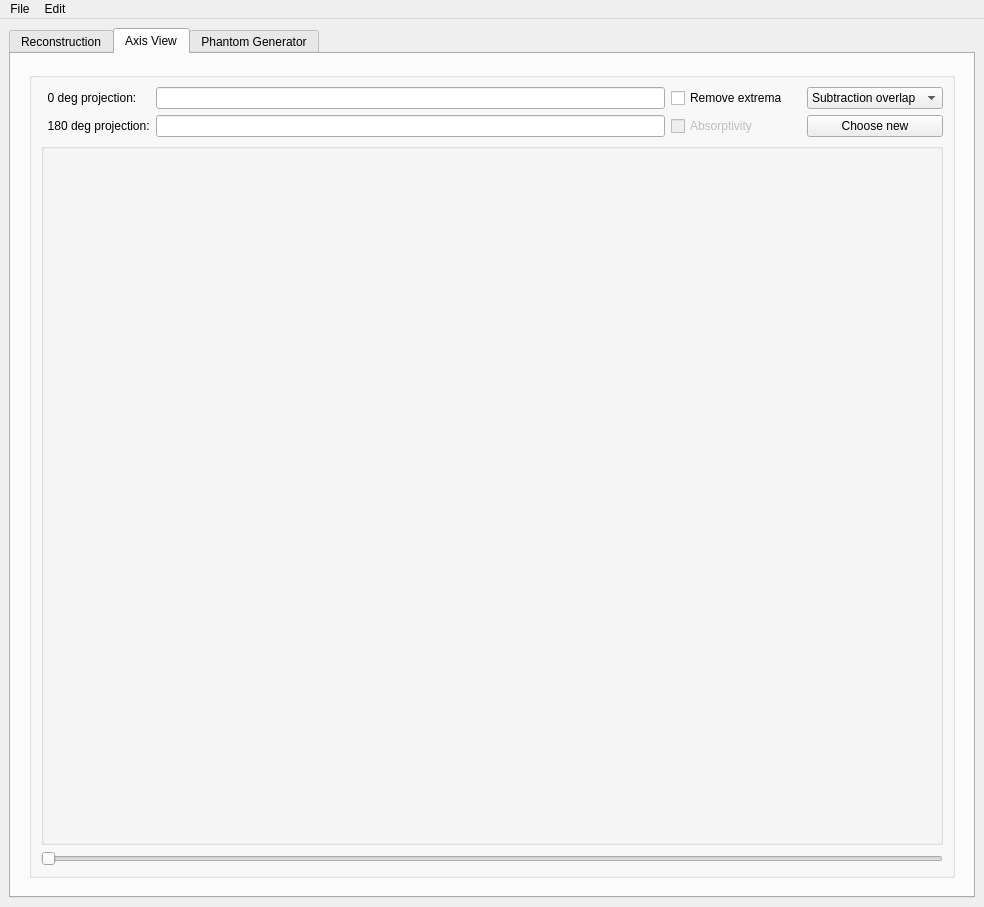
The window that unfoog/gui.ui (ufo-kit/tofu) describes before a commit, drawn with Qt 5.
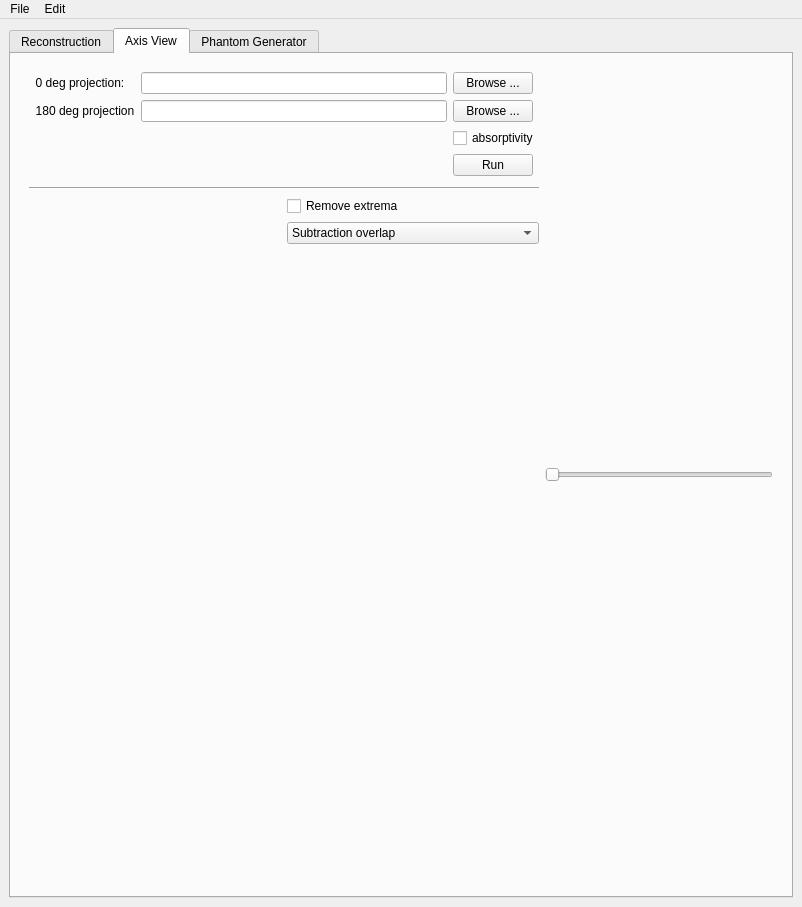
The same window after the commit. The open tabs and pages were chosen to show the change.

Commit message: Replace imagej with pyqtgraph

Diff of the .ui file:
```diff
--- a/unfoog/gui.ui
+++ b/unfoog/gui.ui
@@ -6,7 +6,7 @@
    <rect>
     <x>0</x>
     <y>0</y>
-    <width>984</width>
+    <width>802</width>
     <height>907</height>
    </rect>
   </property>
@@ -16,12 +16,6 @@
     <verstretch>0</verstretch>
    </sizepolicy>
   </property>
-  <property name="minimumSize">
-   <size>
-    <width>541</width>
-    <height>825</height>
-   </size>
-  </property>
   <property name="windowTitle">
    <string>Tomoviewer</string>
   </property>
@@ -50,6 +44,12 @@
         <verstretch>0</verstretch>
        </sizepolicy>
       </property>
+      <property name="minimumSize">
+       <size>
+        <width>530</width>
+        <height>0</height>
+       </size>
+      </property>
       <property name="font">
        <font>
         <stylestrategy>PreferDefault</stylestrategy>
@@ -863,45 +863,166 @@
        </attribute>
        <layout class="QVBoxLayout" name="verticalLayout_6">
         <item>
-         <widget class="QStackedWidget" name="stacked_widget">
-          <property name="sizePolicy">
-           <sizepolicy hsizetype="Expanding" vsizetype="Expanding">
-            <horstretch>0</horstretch>
-            <verstretch>0</verstretch>
-           </sizepolicy>
-          </property>
-          <property name="lineWidth">
-           <number>0</number>
-          </property>
-          <property name="midLineWidth">
-           <number>0</number>
-          </property>
-          <property name="currentIndex">
-           <number>1</number>
-          </property>
-          <widget class="QWidget" name="axis_opts">
-           <property name="sizePolicy">
-            <sizepolicy hsizetype="Expanding" vsizetype="Expanding">
-             <horstretch>0</horstretch>
-             <verstretch>0</verstretch>
-            </sizepolicy>
-           </property>
-           <property name="maximumSize">
-            <size>
-             <width>16777215</width>
-             <height>200</height>
-            </size>
-           </property>
-           <layout class="QHBoxLayout" name="horizontalLayout_4">
-            <item>
+         <widget class="QWidget" name="widget_2" native="true">
+          <layout class="QGridLayout" name="gridLayout_8">
+           <item row="0" column="1">
              <layout class="QGridLayout" name="axis_opts_grid">
               <property name="margin">
                <number>0</number>
               </property>
+             <item row="4" column="0" rowspan="3" colspan="3">
+              <widget class="QWidget" name="axis_options" native="true">
+               <layout class="QGridLayout" name="gridLayout_14">
+                <property name="margin">
+                 <number>0</number>
+                </property>
+                <property name="spacing">
+                 <number>0</number>
+                </property>
+                <item row="1" column="0">
+                 <layout class="QGridLayout" name="gridLayout_13">
+                  <property name="topMargin">
+                   <number>5</number>
+                  </property>
+                  <property name="spacing">
+                   <number>6</number>
+                  </property>
+                  <item row="3" column="1">
+                   <widget class="QCheckBox" name="extrema_checkbox">
+                    <property name="text">
+                     <string>Remove extrema</string>
+                    </property>
+                   </widget>
+                  </item>
+                  <item row="4" column="0">
+                   <widget class="QLabel" name="axis_num">
+                    <property name="sizePolicy">
+                     <sizepolicy hsizetype="Minimum" vsizetype="Fixed">
+                      <horstretch>0</horstretch>
+                      <verstretch>0</verstretch>
+                     </sizepolicy>
+                    </property>
+                    <property name="font">
+                     <font>
+                      <weight>75</weight>
+                      <bold>true</bold>
+                     </font>
+                    </property>
+                    <property name="text">
+                     <string/>
+                    </property>
+                   </widget>
+                  </item>
+                  <item row="2" column="0" colspan="2">
+                   <widget class="Line" name="line_4">
+                    <property name="sizePolicy">
+                     <sizepolicy hsizetype="Minimum" vsizetype="Fixed">
+                      <horstretch>0</horstretch>
+                      <verstretch>0</verstretch>
+                     </sizepolicy>
+                    </property>
+                    <property name="minimumSize">
+                     <size>
+                      <width>510</width>
+                      <height>0</height>
+                     </size>
+                    </property>
+                    <property name="lineWidth">
+                     <number>1</number>
+                    </property>
+                    <property name="orientation">
+                     <enum>Qt::Horizontal</enum>
+                    </property>
+                   </widget>
+                  </item>
+                  <item row="5" column="0">
+                   <widget class="QLabel" name="label_9">
+                    <property name="text">
+                     <string/>
+                    </property>
+                   </widget>
+                  </item>
+                  <item row="4" column="1">
+                   <widget class="QComboBox" name="overlap_opt">
+                    <property name="sizePolicy">
+                     <sizepolicy hsizetype="Minimum" vsizetype="Fixed">
+                      <horstretch>0</horstretch>
+                      <verstretch>0</verstretch>
+                     </sizepolicy>
+                    </property>
+                    <item>
+                     <property name="text">
+                      <string>Subtraction overlap</string>
+                     </property>
+                    </item>
+                    <item>
+                     <property name="text">
+                      <string>Addition overlap</string>
+                     </property>
+                    </item>
+                   </widget>
+                  </item>
+                  <item row="3" column="0">
+                   <widget class="QLabel" name="img_size">
+                    <property name="sizePolicy">
+                     <sizepolicy hsizetype="Minimum" vsizetype="Fixed">
+                      <horstretch>0</horstretch>
+                      <verstretch>0</verstretch>
+                     </sizepolicy>
+                    </property>
+                    <property name="text">
+                     <string/>
+                    </property>
+                   </widget>
+                  </item>
+                 </layout>
+                </item>
+               </layout>
+              </widget>
+             </item>
+             <item row="2" column="2">
+              <widget class="QCheckBox" name="absorptivity_checkbox">
+               <property name="sizePolicy">
+                <sizepolicy hsizetype="Minimum" vsizetype="Fixed">
+                 <horstretch>0</horstretch>
+                 <verstretch>0</verstretch>
+                </sizepolicy>
+               </property>
+               <property name="toolTip">
+                <string notr="true"/>
+               </property>
+               <property name="text">
+                <string>absorptivity</string>
+               </property>
+              </widget>
+             </item>
+             <item row="7" column="2">
+              <widget class="QLabel" name="label_12">
+               <property name="text">
+                <string/>
+               </property>
+              </widget>
+             </item>
+             <item row="0" column="0">
+              <widget class="QLabel" name="label_0">
+               <property name="sizePolicy">
+                <sizepolicy hsizetype="Fixed" vsizetype="Fixed">
+                 <horstretch>0</horstretch>
+                 <verstretch>0</verstretch>
+                </sizepolicy>
+               </property>
+               <property name="toolTip">
+                <string notr="true"/>
+               </property>
+               <property name="text">
+                <string>  0 deg projection:</string>
+               </property>
+              </widget>
+             </item>
               <item row="1" column="1">
                <widget class="QLineEdit" name="path_line_180">
                 <property name="sizePolicy">
-                 <sizepolicy hsizetype="Expanding" vsizetype="Fixed">
+                <sizepolicy hsizetype="Minimum" vsizetype="Fixed">
                   <horstretch>0</horstretch>
                   <verstretch>0</verstretch>
                  </sizepolicy>
@@ -914,7 +1035,7 @@
               <item row="1" column="2">
                <widget class="QPushButton" name="path_button_180">
                 <property name="sizePolicy">
-                 <sizepolicy hsizetype="Minimum" vsizetype="Fixed">
+                <sizepolicy hsizetype="Fixed" vsizetype="Fixed">
                   <horstretch>0</horstretch>
                   <verstretch>0</verstretch>
                  </sizepolicy>
@@ -930,7 +1051,7 @@
               <item row="1" column="0">
                <widget class="QLabel" name="label_180">
                 <property name="sizePolicy">
-                 <sizepolicy hsizetype="Minimum" vsizetype="Expanding">
+                <sizepolicy hsizetype="Fixed" vsizetype="Fixed">
                   <horstretch>0</horstretch>
                   <verstretch>0</verstretch>
                  </sizepolicy>
@@ -946,7 +1067,7 @@
               <item row="0" column="1">
                <widget class="QLineEdit" name="path_line_0">
                 <property name="sizePolicy">
-                 <sizepolicy hsizetype="Expanding" vsizetype="Fixed">
+                <sizepolicy hsizetype="Minimum" vsizetype="Fixed">
                   <horstretch>0</horstretch>
                   <verstretch>0</verstretch>
                  </sizepolicy>
@@ -956,26 +1077,10 @@
                 </property>
                </widget>
               </item>
-              <item row="2" column="2">
-               <widget class="QCheckBox" name="absorptivity_checkbox">
-                <property name="sizePolicy">
-                 <sizepolicy hsizetype="Minimum" vsizetype="Expanding">
-                  <horstretch>0</horstretch>
-                  <verstretch>0</verstretch>
-                 </sizepolicy>
-                </property>
-                <property name="toolTip">
-                 <string notr="true"/>
-                </property>
-                <property name="text">
-                 <string>Absorptivity</string>
-                </property>
-               </widget>
-              </item>
               <item row="3" column="2">
                <widget class="QPushButton" name="run_button">
                 <property name="sizePolicy">
-                 <sizepolicy hsizetype="Minimum" vsizetype="Fixed">
+                <sizepolicy hsizetype="Fixed" vsizetype="Fixed">
                   <horstretch>0</horstretch>
                   <verstretch>0</verstretch>
                  </sizepolicy>
@@ -985,26 +1090,10 @@
                 </property>
                </widget>
               </item>
-              <item row="0" column="0">
-               <widget class="QLabel" name="label_0">
-                <property name="sizePolicy">
-                 <sizepolicy hsizetype="Minimum" vsizetype="Expanding">
-                  <horstretch>0</horstretch>
-                  <verstretch>0</verstretch>
-                 </sizepolicy>
-                </property>
-                <property name="toolTip">
-                 <string notr="true"/>
-                </property>
-                <property name="text">
-                 <string>  0 deg projection:</string>
-                </property>
-               </widget>
-              </item>
               <item row="0" column="2">
                <widget class="QPushButton" name="path_button_0">
                 <property name="sizePolicy">
-                 <sizepolicy hsizetype="Minimum" vsizetype="Fixed">
+                <sizepolicy hsizetype="Fixed" vsizetype="Fixed">
                   <horstretch>0</horstretch>
                   <verstretch>0</verstretch>
                  </sizepolicy>
@@ -1017,140 +1106,24 @@
                 </property>
                </widget>
               </item>
-             </layout>
-            </item>
-           </layout>
-          </widget>
-          <widget class="QWidget" name="axis_view">
-           <property name="sizePolicy">
-            <sizepolicy hsizetype="Expanding" vsizetype="Expanding">
-             <horstretch>0</horstretch>
-             <verstretch>0</verstretch>
-            </sizepolicy>
-           </property>
-           <property name="minimumSize">
-            <size>
-             <width>800</width>
-             <height>600</height>
-            </size>
-           </property>
-           <layout class="QVBoxLayout" name="verticalLayout_3">
-            <item>
-             <widget class="QGroupBox" name="groupBox">
-              <property name="sizePolicy">
-               <sizepolicy hsizetype="Expanding" vsizetype="Expanding">
-                <horstretch>0</horstretch>
-                <verstretch>0</verstretch>
-               </sizepolicy>
-              </property>
-              <property name="minimumSize">
-               <size>
-                <width>0</width>
-                <height>0</height>
-               </size>
-              </property>
-              <property name="title">
-               <string/>
-              </property>
-              <property name="flat">
-               <bool>true</bool>
-              </property>
-              <layout class="QVBoxLayout" name="verticalLayout_4">
-               <item>
-                <layout class="QGridLayout" name="axis_grid">
+             <item row="0" column="3" rowspan="8">
+              <widget class="QWidget" name="axis_view_widget" native="true">
+               <layout class="QGridLayout" name="gridLayout_11">
+                <property name="margin">
+                 <number>0</number>
+                </property>
                  <property name="spacing">
-                  <number>6</number>
-                 </property>
-                 <item row="1" column="3">
-                  <widget class="QLabel" name="axis_num">
-                   <property name="font">
-                    <font>
-                     <weight>75</weight>
-                     <bold>true</bold>
-                    </font>
-                   </property>
-                   <property name="text">
-                    <string/>
-                   </property>
-                  </widget>
-                 </item>
+                 <number>0</number>
+                </property>
                  <item row="0" column="0">
-                  <widget class="QLabel" name="label_0_2">
-                   <property name="text">
-                    <string>  0 deg projection:</string>
-                   </property>
-                  </widget>
-                 </item>
-                 <item row="0" column="3">
-                  <widget class="QLabel" name="img_size">
-                   <property name="text">
-                    <string/>
-                   </property>
-                  </widget>
-                 </item>
-                 <item row="0" column="1">
-                  <widget class="QLineEdit" name="path_line_0_2">
-                   <property name="toolTip">
-                    <string notr="true"/>
-                   </property>
-                  </widget>
-                 </item>
-                 <item row="0" column="4">
-                  <widget class="QComboBox" name="overlap_opt">
-                   <item>
-                    <property name="text">
-                     <string>Subtraction overlap</string>
-                    </property>
-                   </item>
-                   <item>
-                    <property name="text">
-                     <string>Addition overlap</string>
-                    </property>
-                   </item>
-                  </widget>
+                 <layout class="QGridLayout" name="axis_view_layout">
+                  <property name="spacing">
+                   <number>0</number>
+                  </property>
+                 </layout>
                  </item>
                  <item row="1" column="0">
-                  <widget class="QLabel" name="label_180_2">
-                   <property name="text">
-                    <string>  180 deg projection:</string>
-                   </property>
-                  </widget>
-                 </item>
-                 <item row="1" column="1">
-                  <widget class="QLineEdit" name="path_line_180_2">
-                   <property name="toolTip">
-                    <string notr="true"/>
-                   </property>
-                  </widget>
-                 </item>
-                 <item row="1" column="2">
-                  <widget class="QCheckBox" name="absorptivity_checkbox_2">
-                   <property name="enabled">
-                    <bool>false</bool>
-                   </property>
-                   <property name="toolTip">
-                    <string/>
-                   </property>
-                   <property name="text">
-                    <string>Absorptivity</string>
-                   </property>
-                  </widget>
-                 </item>
-                 <item row="1" column="4">
-                  <widget class="QPushButton" name="choose_button">
-                   <property name="toolTip">
-                    <string>Pick other images for axis view</string>
-                   </property>
-                   <property name="text">
-                    <string>Choose new</string>
-                   </property>
-                  </widget>
-                 </item>
-                 <item row="3" column="0" colspan="5">
-                  <widget class="QSlider" name="slider">
-                   <property name="toolTip">
-                    <string>Move one of the images. Left / Right key move it by 1px.</string>
-                   </property>
+                 <widget class="QSlider" name="axis_slider">
                    <property name="maximum">
                     <number>999</number>
                    </property>
@@ -1159,41 +1132,12 @@
                    </property>
                   </widget>
                  </item>
-                 <item row="2" column="0" colspan="5">
-                  <widget class="QGroupBox" name="groupBox_2">
-                   <property name="sizePolicy">
-                    <sizepolicy hsizetype="Expanding" vsizetype="Expanding">
-                     <horstretch>0</horstretch>
-                     <verstretch>0</verstretch>
-                    </sizepolicy>
-                   </property>
-                   <property name="title">
-                    <string/>
-                   </property>
-                   <layout class="QVBoxLayout" name="verticalLayout_5">
-                    <item>
-                     <layout class="QGridLayout" name="w_over_layout"/>
-                    </item>
                    </layout>
                   </widget>
                  </item>
-                 <item row="0" column="2">
-                  <widget class="QCheckBox" name="extrema_checkbox">
-                   <property name="toolTip">
-                    <string notr="true">Remove 1% of the extrema of images</string>
-                   </property>
-                   <property name="text">
-                    <string>Remove extrema</string>
-                   </property>
-                  </widget>
-                 </item>
                 </layout>
                </item>
               </layout>
-             </widget>
-            </item>
-           </layout>
-          </widget>
          </widget>
         </item>
        </layout>
@@ -1386,7 +1330,7 @@
     <rect>
      <x>0</x>
      <y>0</y>
-     <width>984</width>
+     <width>802</width>
      <height>27</height>
     </rect>
    </property>
```
Left out of the diff: 470 changed lines with no effect on the pictures. Lines whose indentation alone changed are shown as unchanged. The commit also changes 1 other file.
